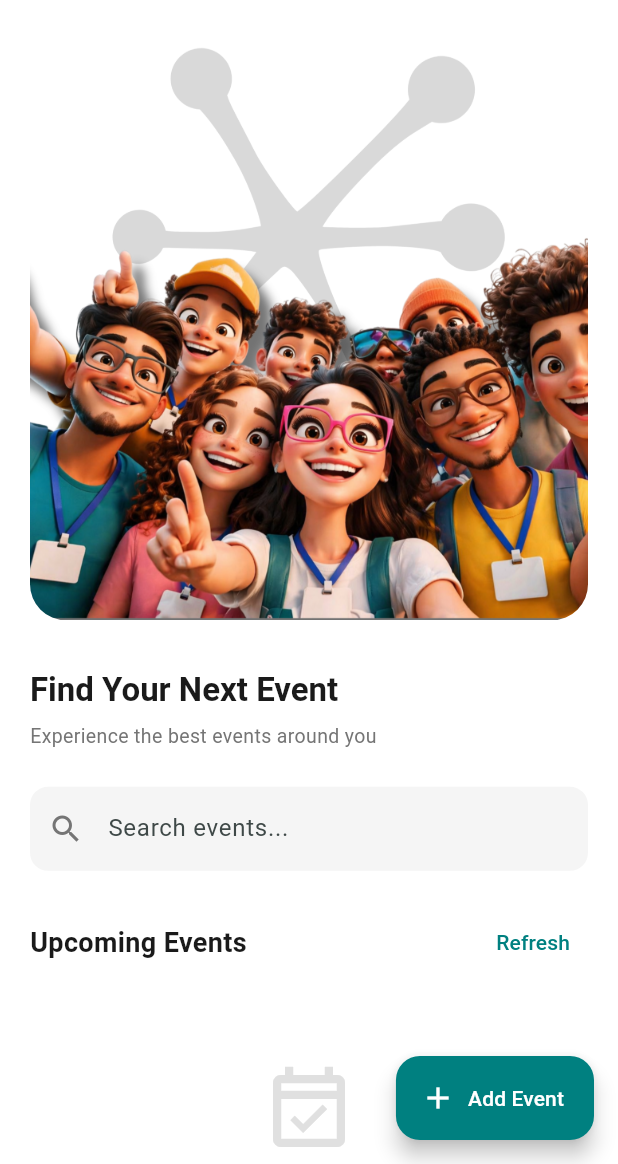
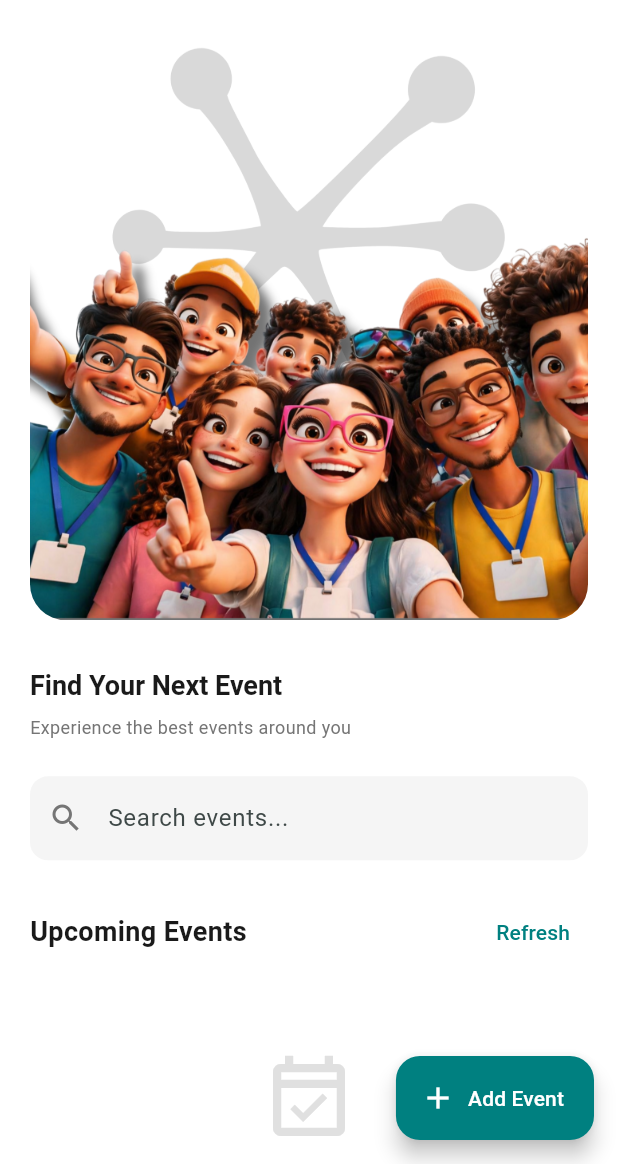
Before and after one commit to Kitemediaconcept-code/uventer, a Flutter app: the screen it shows after launch, on a phone screen of 412 x 824 dp, the part 72-1236 px from its top. Run offline on Flutter 3.47's test engine with Material 3 defaults, Android fonts, the phone set to English and light mode, and no system bars; our stand-ins replace image_picker, supabase_flutter; accounts and stored records are empty.

Commit message:
Further reduce mobile hero font sizes for minimalist look

```diff
--- a/uventer_app/lib/screens/home_screen.dart
+++ b/uventer_app/lib/screens/home_screen.dart
@@ -63,14 +63,14 @@ class _HomeScreenState extends State<HomeScreen> {
               Text(
                 'Find Your Next Event',
                 style: Theme.of(context).textTheme.headlineMedium?.copyWith(
-                  fontSize: 22, // Slightly reduced from default 24
+                  fontSize: 18, // Further reduced
                 ),
               ),
               const SizedBox(height: 8),
               Text(
                 'Experience the best events around you',
                 style: Theme.of(context).textTheme.bodyMedium?.copyWith(
-                  fontSize: 13, // Slightly reduced from default 14
+                  fontSize: 12, // Further reduced
                 ),
               ),
               const SizedBox(height: 24),
```
Also changed, not shown: 1 other file.
